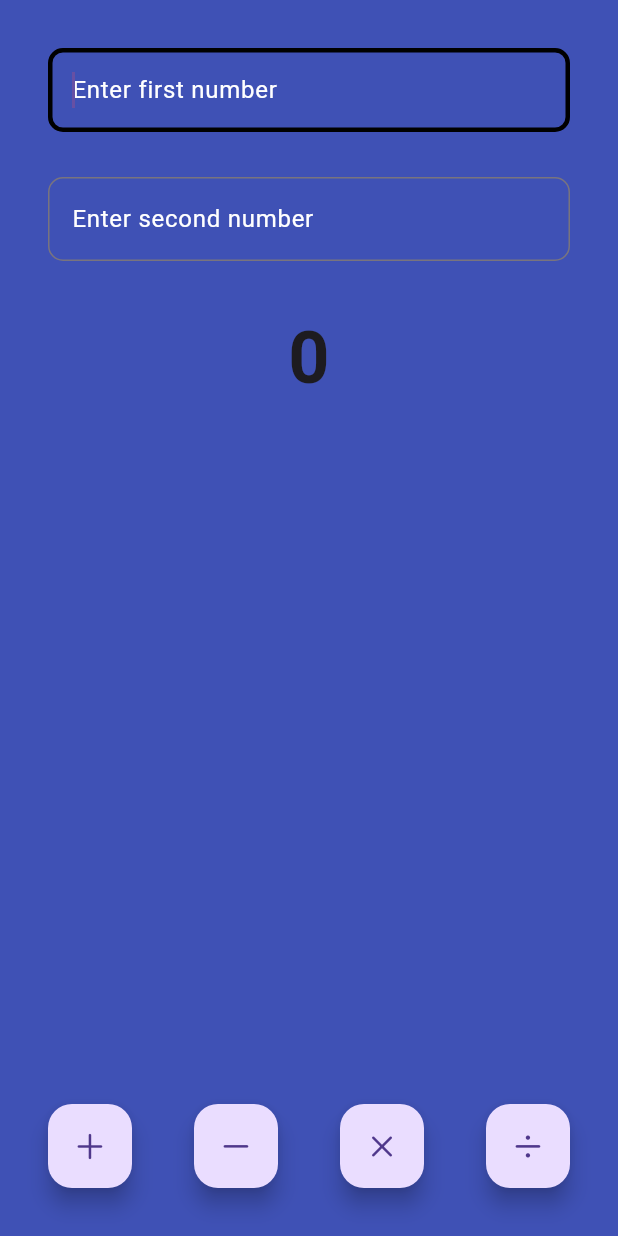
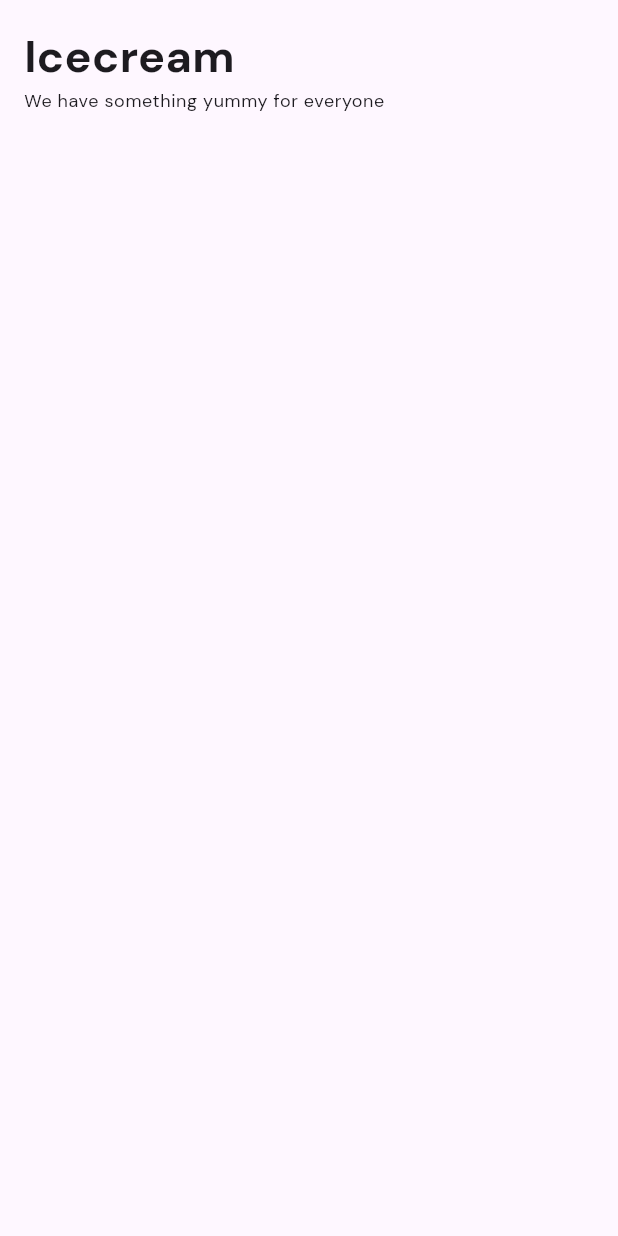
Before and after one commit to swarnaliiiiii/Flutter_first, a Flutter app: the screen it shows after launch, on a phone screen of 412 x 824 dp. Run offline on Flutter 3.47's test engine with Material 3 defaults, Android fonts, the phone set to English and light mode, and no system bars; our stand-ins replace google_fonts.

Commit message:
Refactor app structure

```diff
--- a/lib/app/app.dart
+++ b/lib/app/app.dart
@@ -1,5 +1,6 @@
 import 'package:flutter/material.dart';
-import 'package:flutter_first/views/home_view.dart';
+import 'package:flutter_first/app/home_view.dart';
+import 'package:google_fonts/google_fonts.dart';
 
 class MyApp extends StatelessWidget {
   const MyApp({Key? key}) : super(key: key);
@@ -8,7 +9,10 @@ class MyApp extends StatelessWidget {
   Widget build(BuildContext context) {
     return MaterialApp(
       title: "flutter first app",
-      theme: ThemeData(primarySwatch: Colors.indigo),
+      debugShowCheckedModeBanner: false,
+      theme: ThemeData(
+          primarySwatch: Colors.indigo,
+          fontFamily: GoogleFonts.dmSans().fontFamily),
       home: HomeView(),
     );
   }
--- a/lib/views/home_view.dart
+++ b/lib/app/home_view.dart
@@ -1,5 +1,6 @@
 import 'package:flutter/material.dart';
-import 'package:flutter_first/views/calculator/calculator_view.dart';
+import 'package:flutter_first/icecream/icecream_view.dart';
+// import 'package:flutter_first/views/calculator/calculator_view.dart';
 
 class HomeView extends StatelessWidget {
   const HomeView({Key? key}) : super(key: key);
@@ -7,10 +8,9 @@ class HomeView extends StatelessWidget {
   @override
   Widget build(BuildContext context) {
     return Scaffold(
-      backgroundColor: Colors.indigo,
       body: SafeArea(
         bottom: false,
-        child: const CalculatorView(),
+        child: const IcecreamView(),
       ),
     );
   }
--- /dev/null
+++ b/lib/icecream/icecream_view.dart
@@ -0,0 +1,28 @@
+import 'package:flutter/material.dart';
+
+class IcecreamView extends StatefulWidget {
+  const IcecreamView({super.key});
+
+  @override
+  State<IcecreamView> createState() => _MyWidgetState();
+}
+
+class _MyWidgetState extends State<IcecreamView> {
+  @override
+  Widget build(BuildContext context) {
+    return Padding(
+      padding: const EdgeInsets.all(16.0),
+      child: Column(
+        crossAxisAlignment: CrossAxisAlignment.start,
+        children: [
+          Text("Icecream",
+              style: TextStyle(fontSize: 30, fontWeight: FontWeight.bold)),
+          Text(
+            "We have something yummy for everyone",
+            style: Theme.of(context).textTheme.bodySmall,
+          ),
+        ],
+      ),
+    );
+  }
+}
```
Also changed, not shown: 1 other file.
